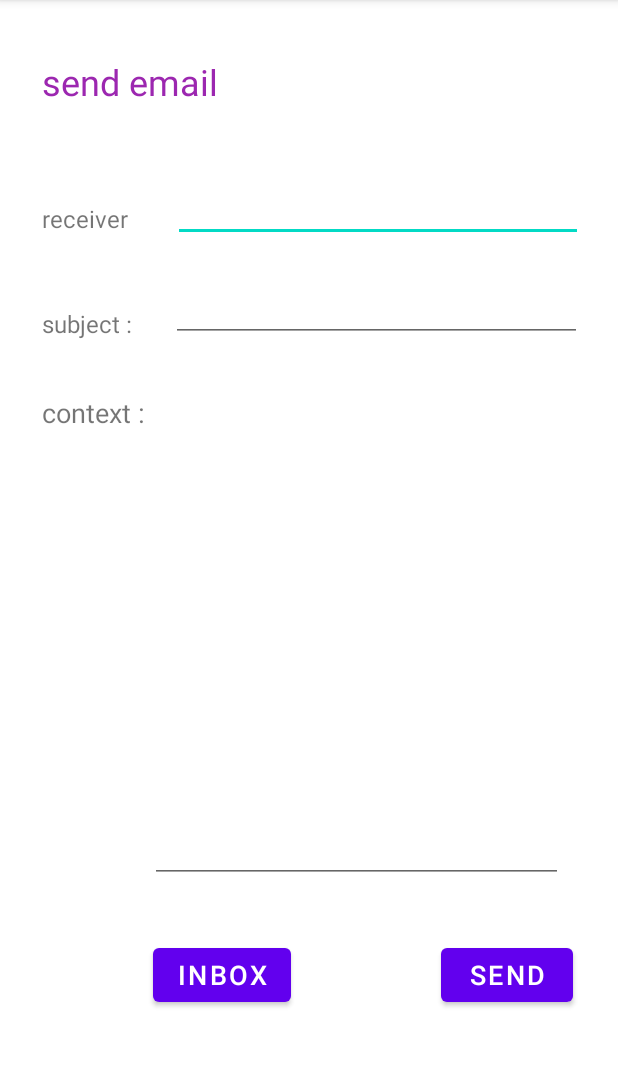
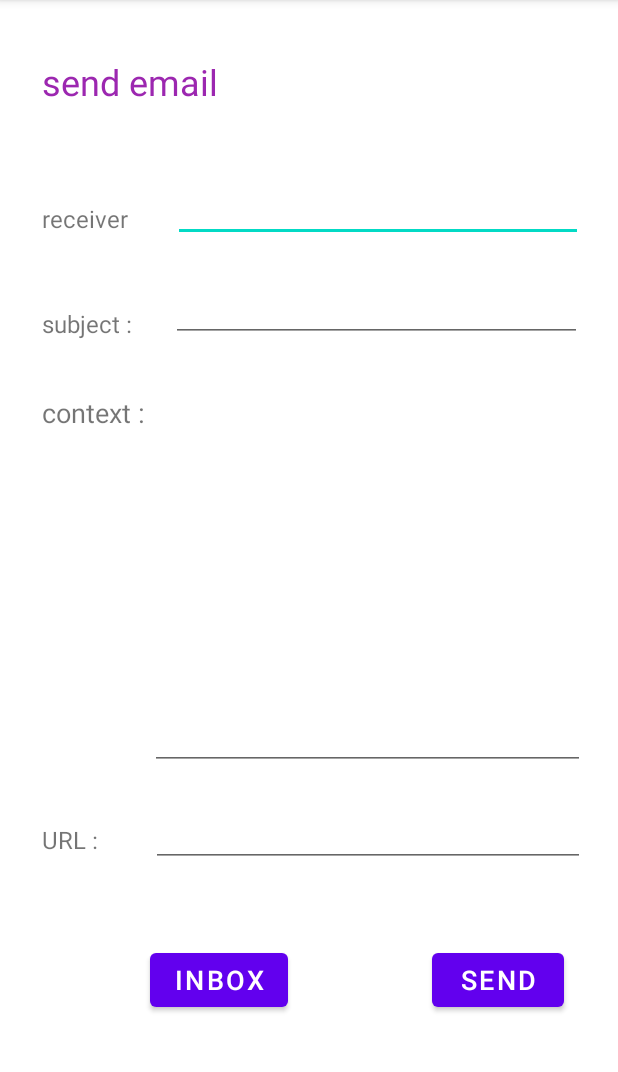
Before and after one commit to amirsadraabdollahi/android-mil, an Android app: the EmailView screen opened directly, with no data from a screen before it, on a phone screen of 412 x 824 dp, the part 84-1156 px from its top. Run offline under Robolectric (Android 15) with nearby library versions, the phone set to English and light mode, and no system bars.

```diff
--- a/app/build.gradle
+++ b/app/build.gradle
@@ -38,7 +38,8 @@ dependencies {
     androidTestImplementation 'androidx.test.espresso:espresso-core:3.2.0'
 
 
-//    implementation 'com.android.volley:volley:1.1.0'
+    implementation 'com.android.volley:volley:1.1.0'
 //    implementation 'com.squareup:okhttp3:okhttp:3.12.0'
-//    implementation 'com.google.code.gson:gson:2.8.6'
+    implementation 'com.google.code.gson:gson:2.8.6'
+    implementation 'com.squareup.picasso:picasso:2.71828'
 }
--- a/app/src/main/java/com/myapplication2/controller/Processor.java
+++ b/app/src/main/java/com/myapplication2/controller/Processor.java
@@ -13,7 +13,7 @@ public class Processor {
         return processor;
     }
 
-    public String sendEmail(String receiverEmail, String subject, String context){
+    public String sendEmail( String receiverEmail, String subject, String context, String emailUrl){
         User receiver = User.getUserByEmail(receiverEmail);
         if(receiver == null){
             return "user with this email does't exist";
@@ -22,6 +22,9 @@ public class Processor {
         Email email = new Email(sender.getUsername(), receiver.getUsername(), subject, context);
         sender.sendEmail(email);
         receiver.receiveEmail(email);
+        if(!emailUrl.isEmpty()){
+            email.setUrl(emailUrl);
+        }
         return "email sent successfully";
     }
 
--- a/app/src/main/java/com/myapplication2/view/EmailView.java
+++ b/app/src/main/java/com/myapplication2/view/EmailView.java
@@ -25,6 +25,8 @@ public class EmailView extends AppCompatActivity {
         EditText emailAddress = findViewById(R.id.receiverEmail);
         EditText emailSubject = findViewById(R.id.subject);
         EditText emailContext = findViewById(R.id.context);
+        EditText emailUrl = findViewById(R.id.url);
+        String emailUrlString = emailUrl.getText().toString();
         String emailAddressText = emailAddress.getText().toString();
         if (emailAddressText.isEmpty()) {
             Toast.makeText(this, "please fill receiver email", Toast.LENGTH_LONG).show();
@@ -36,7 +38,7 @@ public class EmailView extends AppCompatActivity {
             return;
         }
         String emailContextText = emailContext.getText().toString();
-        Toast.makeText(this, processor.sendEmail(emailAddressText, emailSubjectText, emailContextText), Toast.LENGTH_LONG).show();
+        Toast.makeText(this, processor.sendEmail(emailAddressText, emailSubjectText, emailContextText, emailUrlString), Toast.LENGTH_LONG).show();
         emailAddress.getText().clear();
         emailSubject.getText().clear();
         emailContext.getText().clear();
--- a/app/src/main/res/layout/activity_email.xml
+++ b/app/src/main/res/layout/activity_email.xml
@@ -77,15 +77,13 @@
 
     <EditText
         android:id="@+id/context"
-        android:layout_width="275dp"
-        android:layout_height="281dp"
+        android:layout_width="290dp"
+        android:layout_height="226dp"
         android:layout_marginStart="100dp"
-        android:layout_marginTop="50dp"
-        android:layout_marginBottom="150dp"
+        android:layout_marginTop="59dp"
         android:ems="10"
         android:gravity="start|top"
         android:inputType="textMultiLine"
-        app:layout_constraintBottom_toBottomOf="parent"
         app:layout_constraintStart_toStartOf="parent"
         app:layout_constraintTop_toBottomOf="@+id/subject" />
 
@@ -93,23 +91,45 @@
         android:id="@+id/sendButton"
         android:layout_width="wrap_content"
         android:layout_height="wrap_content"
-        android:layout_marginTop="37dp"
-        android:layout_marginEnd="30dp"
+        android:layout_marginTop="51dp"
+        android:layout_marginEnd="36dp"
+        android:onClick="sendEmail"
         android:text="@string/send"
         android:textSize="18sp"
         app:layout_constraintEnd_toEndOf="parent"
-        app:layout_constraintTop_toBottomOf="@+id/context"
-        android:onClick="sendEmail"/>
+        app:layout_constraintTop_toBottomOf="@+id/url" />
 
     <Button
         android:id="@+id/button2"
         android:layout_width="wrap_content"
         android:layout_height="wrap_content"
-        android:layout_marginTop="37dp"
-        android:layout_marginEnd="100dp"
+        android:layout_marginTop="51dp"
+        android:layout_marginEnd="96dp"
+        android:onClick="inbox"
         android:text="@string/inbox"
         android:textSize="18sp"
         app:layout_constraintEnd_toStartOf="@+id/sendButton"
-        app:layout_constraintTop_toBottomOf="@+id/context"
-        android:onClick="inbox"/>
+        app:layout_constraintTop_toBottomOf="@+id/url" />
+
+    <TextView
+        android:id="@+id/textView6"
+        android:layout_width="wrap_content"
+        android:layout_height="wrap_content"
+        android:layout_marginStart="28dp"
+        android:layout_marginTop="261dp"
+        android:text="URL :"
+        android:textSize="16sp"
+        app:layout_constraintStart_toStartOf="parent"
+        app:layout_constraintTop_toBottomOf="@+id/textView4" />
+
+    <EditText
+        android:id="@+id/url"
+        android:layout_width="289dp"
+        android:layout_height="43dp"
+        android:layout_marginStart="35dp"
+        android:layout_marginTop="21dp"
+        android:ems="10"
+        android:inputType="textPersonName"
+        app:layout_constraintStart_toEndOf="@+id/textView6"
+        app:layout_constraintTop_toBottomOf="@+id/context" />
 </androidx.constraintlayout.widget.ConstraintLayout>
```
Also changed, not shown: app/src/main/java/com/myapplication2/model/Email.java (+10 -0 lines), app/src/main/java/com/myapplication2/model/User.java (+15 -12 lines), app/src/main/java/com/myapplication2/view/EmailAdapter.java (+8 -0 lines), app/src/main/res/layout/email_row.xml (+12 -13 lines).
